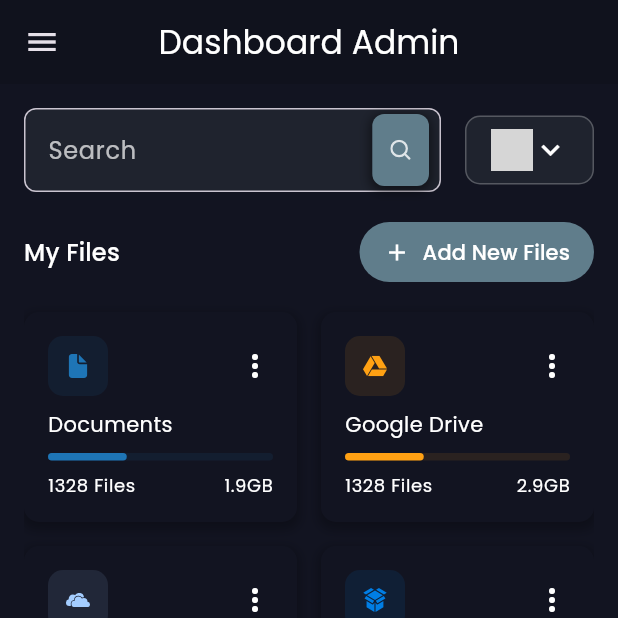
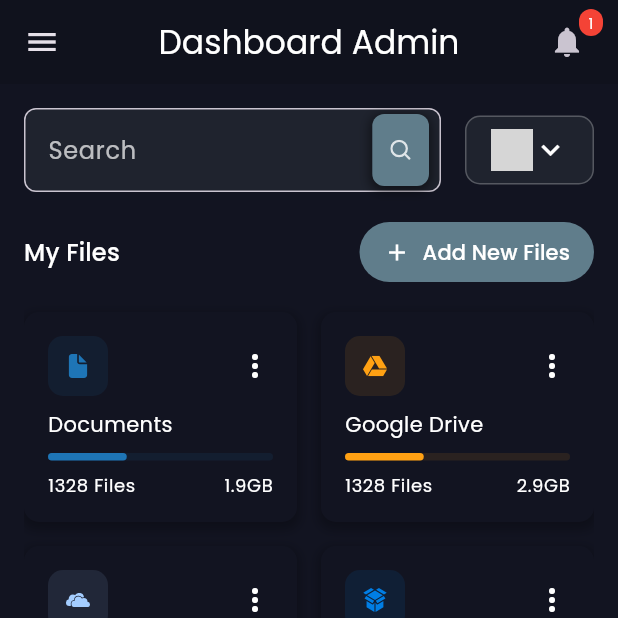
Before and after one commit to kakelay/Dashboard-Admin-Flutter, a Flutter app: the MainScreen screen opened directly, on a phone screen of 412 x 824 dp, the top half of it. Run offline on Flutter 3.47's test engine with Material 3 defaults, Android fonts, the phone set to English and light mode, and no system bars; our stand-ins replace another_flushbar, cached_network_image, connectivity_plus, fl_chart, flutter_svg, gap and 4 more; missing offline and left inert: dart:html; network calls fail; project files that could hold a hidden picture were left out; grey boxes are pictures that could not be loaded.

Commit message:
update code

```diff
--- a/lib/app/modules/screens/main_screen/main_screen.dart
+++ b/lib/app/modules/screens/main_screen/main_screen.dart
@@ -1,3 +1,4 @@
+import 'package:admin_dashboard/app/modules/screens/notification_screen/notification_screen.dart';
 import 'package:flutter/material.dart';
 import 'package:provider/provider.dart';
 import '../../../controllers/MenuAppController.dart';
@@ -17,6 +18,9 @@ class _MainScreenState extends State<MainScreen> {
   bool isMenuOpen = true;
   Widget currentScreen = const DashboardScreen(); // Default screen
   int selectedIndex = 0;
+
+  // Simulate notification count
+  int notificationCount = 1;
 
   void _setScreen(int index, Widget screen) {
     setState(() {
@@ -50,6 +54,43 @@ class _MainScreenState extends State<MainScreen> {
                 },
               )
             : null,
+        actions: [
+          Stack(
+            children: [
+              IconButton(
+                padding: const EdgeInsets.only(right: 20),
+                onPressed: () {
+                  _setScreen(4, const NotificationScreen());
+                },
+                icon: const Icon(Icons.notifications),
+              ),
+              if (notificationCount > 0)
+                Positioned(
+                  right: 10,
+                  top: 2,
+                  child: Container(
+                    padding: const EdgeInsets.all(2),
+                    decoration: BoxDecoration(
+                      color: Colors.red,
+                      borderRadius: BorderRadius.circular(10),
+                    ),
+                    constraints: const BoxConstraints(
+                      minWidth: 16,
+                      minHeight: 16,
+                    ),
+                    child: Text(
+                      notificationCount.toString(),
+                      style: const TextStyle(
+                        color: Colors.white,
+                        fontSize: 10,
+                      ),
+                      textAlign: TextAlign.center,
+                    ),
+                  ),
+                ),
+            ],
+          ),
+        ],
       ),
       drawer: !Responsive.isDesktop(context)
           ? SideMenu(
```
Also changed, not shown: 1 other file.
